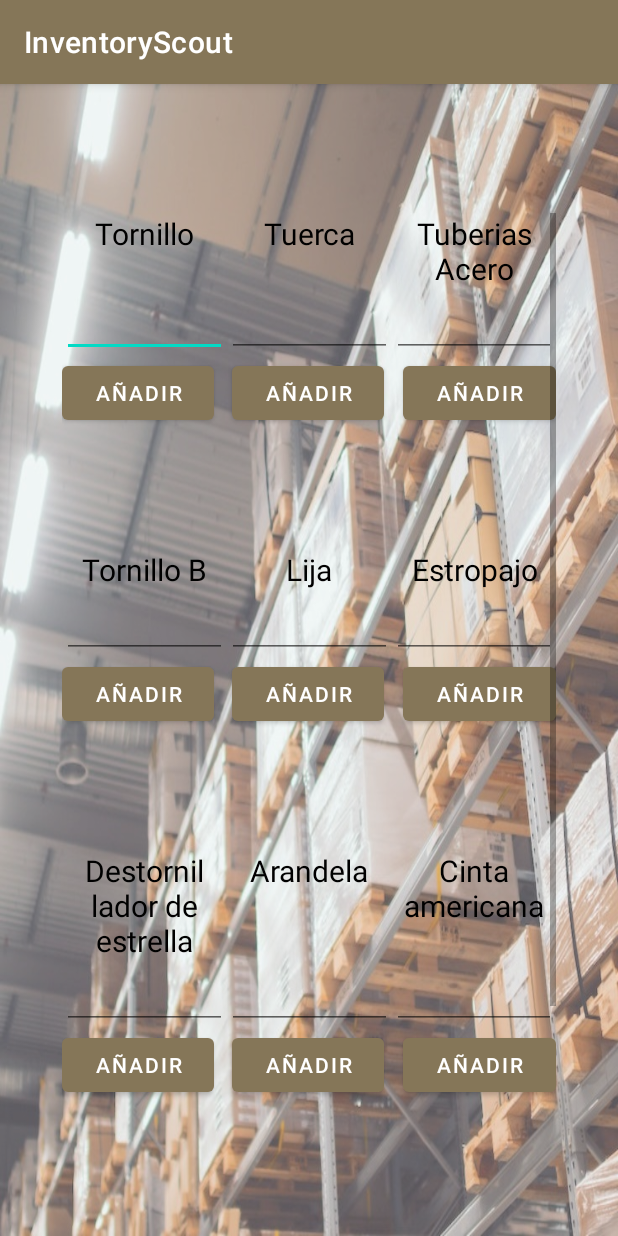
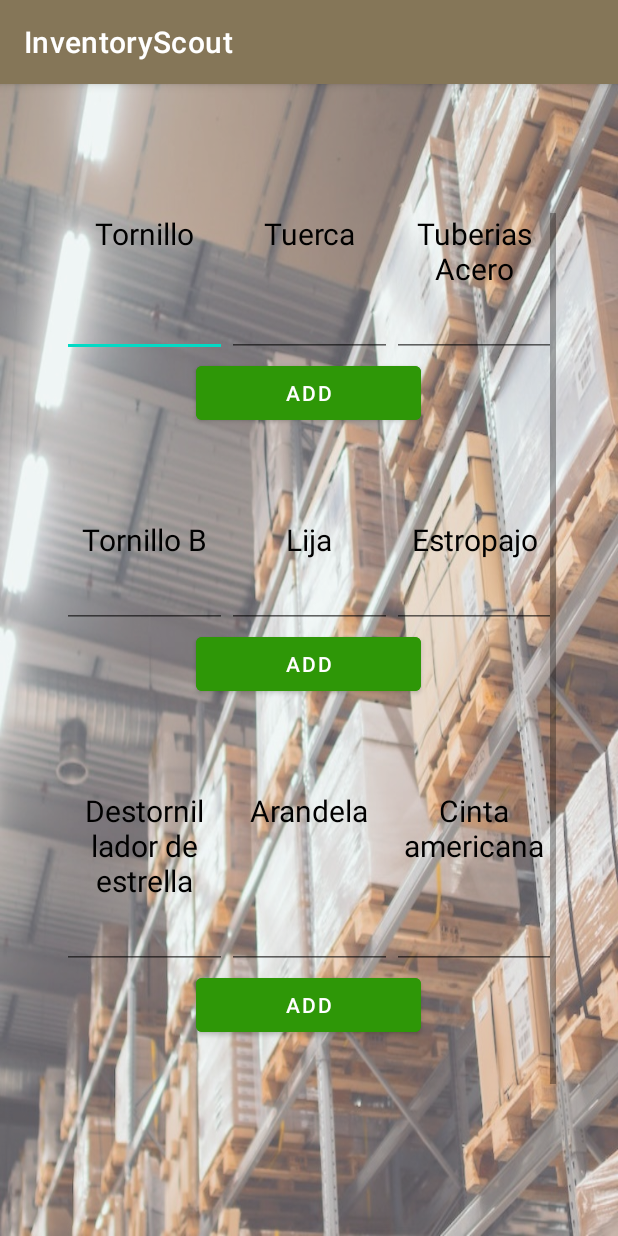
Before and after one commit to FcoJAA/InventoryScout, an Android app: the insertItems screen opened directly, with no data from a screen before it, on a phone screen of 412 x 824 dp. Run offline under Robolectric (Android 15) with nearby library versions, the phone set to English and light mode, and no system bars; our stand-ins replace Firebase (no records; nobody signed in at launch, a user with empty details on screens opened directly).

Commit message:
feat: upgrade insert-items-system

```diff
--- a/app/src/main/res/layout/activity_insert_items.xml
+++ b/app/src/main/res/layout/activity_insert_items.xml
@@ -94,39 +94,18 @@
                 <LinearLayout
                     android:layout_width="match_parent"
                     android:layout_height="match_parent"
+                    android:gravity="center"
                     android:orientation="horizontal">
 
                     <Button
                         android:id="@+id/btnInsert1"
-                        android:layout_width="wrap_content"
+                        android:layout_width="150sp"
                         android:layout_height="wrap_content"
-                        android:layout_weight="1"
+                        android:layout_gravity="center"
+                        android:backgroundTint="#2E9707"
+                        android:gravity="center"
                         android:onClick="insertItem1"
-                        android:text="Añadir" />
-
-                    <Space
-                        android:layout_width="wrap_content"
-                        android:layout_height="wrap_content"
-                        android:layout_weight="1" />
-
-                    <Button
-                        android:id="@+id/btnInsert2"
-                        android:layout_width="wrap_content"
-                        android:layout_height="wrap_content"
-                        android:layout_weight="1"
-                        android:text="Añadir" />
-
-                    <Space
-                        android:layout_width="wrap_content"
-                        android:layout_height="wrap_content"
-                        android:layout_weight="1" />
-
-                    <Button
-                        android:id="@+id/btnInsert3"
-                        android:layout_width="wrap_content"
-                        android:layout_height="wrap_content"
-                        android:layout_weight="1"
-                        android:text="Añadir" />
+                        android:text="add" />
 
                 </LinearLayout>
 
@@ -134,7 +113,7 @@
 
             <Space
                 android:layout_width="match_parent"
-                android:layout_height="80sp"
+                android:layout_height="60sp"
                 android:layout_weight="1" />
 
             <LinearLayout
@@ -211,38 +190,17 @@
                 <LinearLayout
                     android:layout_width="match_parent"
                     android:layout_height="match_parent"
+                    android:layout_gravity="center"
+                    android:gravity="center"
                     android:orientation="horizontal">
 
                     <Button
                         android:id="@+id/btnInsert4"
-                        android:layout_width="wrap_content"
+                        android:layout_width="150sp"
                         android:layout_height="wrap_content"
-                        android:layout_weight="1"
-                        android:text="Añadir" />
-
-                    <Space
-                        android:layout_width="wrap_content"
-                        android:layout_height="wrap_content"
-                        android:layout_weight="1" />
-
-                    <Button
-                        android:id="@+id/btnInsert5"
-                        android:layout_width="wrap_content"
-                        android:layout_height="wrap_content"
-                        android:layout_weight="1"
-                        android:text="Añadir" />
-
-                    <Space
-                        android:layout_width="wrap_content"
-                        android:layout_height="wrap_content"
-                        android:layout_weight="1" />
-
-                    <Button
-                        android:id="@+id/btnInsert6"
-                        android:layout_width="wrap_content"
-                        android:layout_height="wrap_content"
-                        android:layout_weight="1"
-                        android:text="Añadir" />
+                        android:backgroundTint="#2E9707"
+                        android:onClick="insertItem1"
+                        android:text="Add" />
 
                 </LinearLayout>
 
@@ -250,8 +208,7 @@
 
             <Space
                 android:layout_width="match_parent"
-                android:layout_height="80sp"
-                android:layout_weight="1" />
+                android:layout_height="60sp" />
 
             <LinearLayout
                 android:layout_width="match_parent"
@@ -328,38 +285,15 @@
                 <LinearLayout
                     android:layout_width="match_parent"
                     android:layout_height="match_parent"
+                    android:gravity="center"
                     android:orientation="horizontal">
 
                     <Button
-                        android:id="@+id/btnInsert7"
-                        android:layout_width="wrap_content"
+                        android:id="@+id/btnInsert8"
+                        android:layout_width="150sp"
                         android:layout_height="wrap_content"
-                        android:layout_weight="1"
-                        android:text="Añadir" />
-
-                    <Space
-                        android:layout_width="wrap_content"
-                        android:layout_height="wrap_content"
-                        android:layout_weight="1" />
-
-                    <Button
-                        android:id="@+id/btnInsert8"
-                        android:layout_width="wrap_content"
-                        android:layout_height="wrap_content"
-                        android:layout_weight="1"
-                        android:text="Añadir" />
-
-                    <Space
-                        android:layout_width="wrap_content"
-                        android:layout_height="wrap_content"
-                        android:layout_weight="1" />
-
-                    <Button
-                        android:id="@+id/btnInsert9"
-                        android:layout_width="wrap_content"
-                        android:layout_height="wrap_content"
-                        android:layout_weight="1"
-                        android:text="Añadir" />
+                        android:backgroundTint="#2E9707"
+                        android:text="Add" />
 
                 </LinearLayout>
 
@@ -367,7 +301,7 @@
 
             <Space
                 android:layout_width="match_parent"
-                android:layout_height="80sp"
+                android:layout_height="60sp"
                 android:layout_weight="1" />
 
         </LinearLayout>
```
Also changed, not shown: app/src/main/java/com/example/inventoryscout/insertItems.java (+126 -9 lines).
